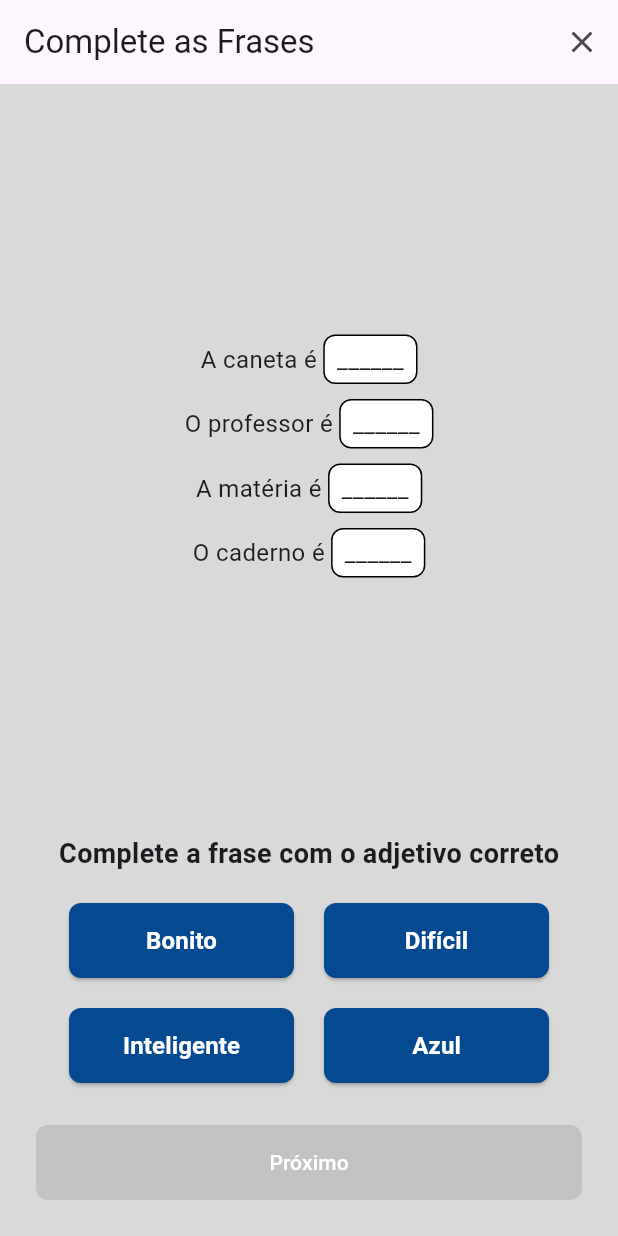
After one commit to Pedro-Bezerra/sinais-flutter, a Flutter app: the LicaoPTL24 screen opened by its route, on a phone screen of 412 x 824 dp. The commit adds this screen. Run offline on Flutter 3.47's test engine with Material 3 defaults, Android fonts, the phone set to English and light mode, and no system bars; network calls fail.

Commit message:
Lições de escrita e gramática

```diff
--- a/lib/licaoptl23.dart
+++ b/lib/licaoptl23.dart
@@ -149,7 +149,7 @@ class _LicaoPTL23State extends State<LicaoPTL23> {
               child: ElevatedButton(
                 onPressed: _selectedButton != null && _selectedImage != null
                     ? () {
-                        Navigator.pushNamed(context, '/home');
+                        Navigator.pushNamed(context, '/licaoPTL24');
                       }
                     : null,
                 child: Text(
--- /dev/null
+++ b/lib/licaoptl24.dart
@@ -0,0 +1,200 @@
+import 'package:flutter/material.dart';
+
+class LicaoPTL24 extends StatefulWidget {
+  @override
+  _LicaoPTL24State createState() => _LicaoPTL24State();
+}
+
+class _LicaoPTL24State extends State<LicaoPTL24> {
+  String? _selectedButton;
+  String? _selectedSpace1;
+  String? _selectedSpace2;
+  String? _selectedSpace3;
+  String? _selectedSpace4;
+
+  @override
+  Widget build(BuildContext context) {
+    return Scaffold(
+      appBar: AppBar(
+        title: Text('Complete as Frases'),
+        automaticallyImplyLeading: false,
+        actions: [
+          IconButton(
+            icon: Icon(Icons.close),
+            onPressed: () {
+              Navigator.pushNamedAndRemoveUntil(
+                  context, '/home', (route) => false);
+            },
+          ),
+        ],
+      ),
+      backgroundColor: Color(0xFFD9D9D9),
+      body: Padding(
+        padding: const EdgeInsets.all(16.0),
+        child: Column(
+          children: <Widget>[
+            Expanded(
+              child: Column(
+                mainAxisAlignment: MainAxisAlignment.center,
+                children: <Widget>[
+                  _buildSentence('A caneta é ', _selectedSpace1, () => _handleSpaceClick(1)),
+                  SizedBox(height: 10),
+                  _buildSentence('O professor é ', _selectedSpace2, () => _handleSpaceClick(2)),
+                  SizedBox(height: 10),
+                  _buildSentence('A matéria é ', _selectedSpace3, () => _handleSpaceClick(3)),
+                  SizedBox(height: 10),
+                  _buildSentence('O caderno é ', _selectedSpace4, () => _handleSpaceClick(4)),
+                ],
+              ),
+            ),
+            SizedBox(height: 20),
+            Text(
+              'Complete a frase com o adjetivo correto',
+              style: TextStyle(
+                fontSize: 18,
+                fontWeight: FontWeight.bold,
+              ),
+            ),
+            SizedBox(height: 20),
+            Row(
+              mainAxisAlignment: MainAxisAlignment.center,
+              children: <Widget>[
+                _buildAdjectiveButton('Bonito'),
+                SizedBox(width: 20),
+                _buildAdjectiveButton('Difícil'),
+              ],
+            ),
+            SizedBox(height: 20),
+            Row(
+              mainAxisAlignment: MainAxisAlignment.center,
+              children: <Widget>[
+                _buildAdjectiveButton('Inteligente'),
+                SizedBox(width: 20),
+                _buildAdjectiveButton('Azul'),
+              ],
+            ),
+            SizedBox(height: 20),
+            Padding(
+              padding: const EdgeInsets.all(8.0),
+              child: ElevatedButton(
+                onPressed: _canProceed()
+                    ? () {
+                        Navigator.pushNamed(context, '/licaoPTL25');
+                      }
+                    : null,
+                child: Text(
+                  'Próximo',
+                  style: TextStyle(
+                    color: Colors.white,
+                  ),
+                ),
+                style: ElevatedButton.styleFrom(
+                  minimumSize: Size(double.infinity, 50),
+                  backgroundColor: _canProceed()
+                      ? Color(0xFF054A91)
+                      : Colors.grey,
+                  shape: RoundedRectangleBorder(
+                    borderRadius: BorderRadius.circular(8),
+                  ),
+                ),
+              ),
+            ),
+          ],
+        ),
+      ),
+    );
+  }
+
+  Widget _buildSentence(String text, String? selectedAdjective, VoidCallback onTap) {
+    return GestureDetector(
+      onTap: onTap,
+      child: Row(
+        mainAxisAlignment: MainAxisAlignment.center,
+        children: <Widget>[
+          Text(
+            text,
+            style: TextStyle(fontSize: 16),
+          ),
+          Container(
+            padding: EdgeInsets.symmetric(horizontal: 8, vertical: 4),
+            decoration: BoxDecoration(
+              border: Border.all(color: Colors.black),
+              borderRadius: BorderRadius.circular(8),
+              color: Colors.white,
+            ),
+            child: Text(
+              selectedAdjective ?? '______',
+              style: TextStyle(fontSize: 16),
+            ),
+          ),
+        ],
+      ),
+    );
+  }
+
+  Widget _buildAdjectiveButton(String label) {
+    return ElevatedButton(
+      onPressed: () {
+        _handleButtonClick(label);
+      },
+      child: Text(
+        label,
+        style: TextStyle(
+          color: Colors.white,
+          fontSize: 16,
+          fontWeight: FontWeight.bold,
+        ),
+      ),
+      style: ElevatedButton.styleFrom(
+        backgroundColor: Color(0xFF054A91),
+        foregroundColor: Colors.white,
+        minimumSize: Size(150, 50),
+        shape: RoundedRectangleBorder(
+          borderRadius: BorderRadius.circular(8),
+        ),
+      ),
+    );
+  }
+
+  void _handleButtonClick(String buttonLabel) {
+    setState(() {
+      _selectedButton = buttonLabel;
+    });
+    print('Botão $buttonLabel clicado!');
+  }
+
+  void _handleSpaceClick(int spaceNumber) {
+    if (_selectedButton != null) {
+      setState(() {
+        switch (spaceNumber) {
+          case 1:
+            _selectedSpace1 = _selectedButton;
+            break;
+          case 2:
+            _selectedSpace2 = _selectedButton;
+            break;
+          case 3:
+            _selectedSpace3 = _selectedButton;
+            break;
+          case 4:
+            _selectedSpace4 = _selectedButton;
+            break;
+        }
+      });
+      print('Espaço $spaceNumber preenchido com $_selectedButton!');
+    } else {
+      print('Selecione um adjetivo primeiro!');
+    }
+  }
+
+  bool _canProceed() {
+    List<String?> selectedSpaces = [
+      _selectedSpace1,
+      _selectedSpace2,
+      _selectedSpace3,
+      _selectedSpace4,
+    ];
+    return selectedSpaces.toSet().length == selectedSpaces.length &&
+        selectedSpaces.every((element) => element != null);
+  }
+}
--- a/lib/main.dart
+++ b/lib/main.dart
@@ -2,6 +2,8 @@ import 'package:flutter/material.dart';
 import 'licaoptl2.dart';
 import 'licaoptl22.dart';
 import 'licaoptl23.dart';
+import 'licaoptl24.dart';
+import 'licaoptl25.dart';
 
 void main() {
   runApp(MyApp());
@@ -21,6 +23,8 @@ class MyApp extends StatelessWidget {
         '/licaoPTL2': (context) => LicaoPTL2(),
         '/licaoPTL22': (context) => LicaoPTL22(),
         '/licaoPTL23': (context) => LicaoPTL23(),
+        '/licaoPTL24': (context) => LicaoPTL24(),
+        '/licaoPTL25': (context) => LicaoPTL25(),
       },
     );
   }
```
Also changed, not shown: lib/licaoptl25.dart (added, +168 -0 lines).
